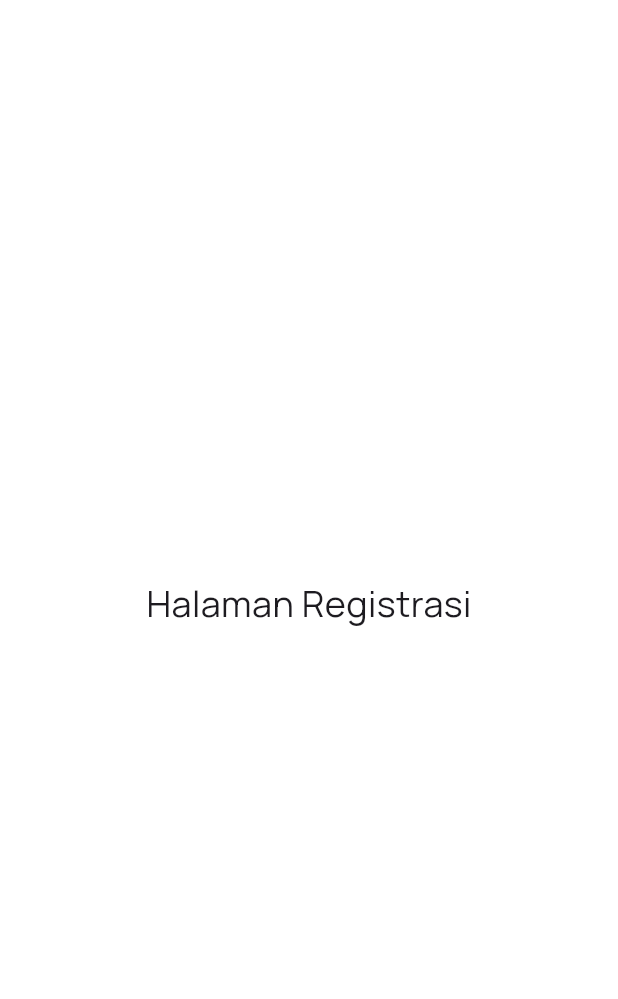
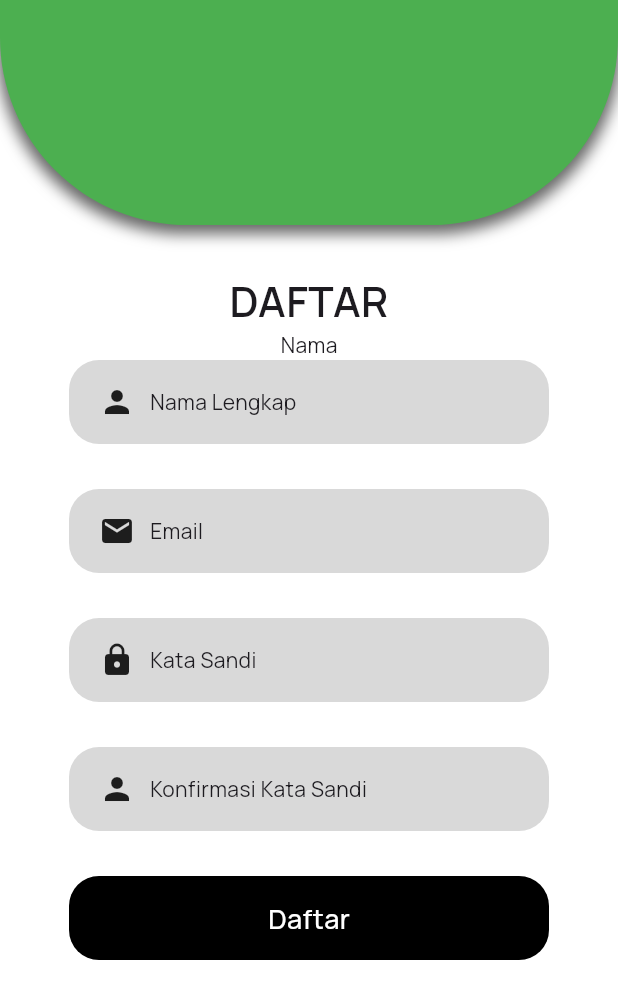
Before and after one commit to AstriaLfy/Resikin, a Flutter app: the RegisterForm screen opened directly, on a phone screen of 412 x 824 dp. Shown: the top 999 px of the screen. Run offline on Flutter 3.47's test engine with Material 3 defaults, Android fonts, the phone set to English and light mode, and no system bars; our stand-ins replace google_fonts, smooth_page_indicator.

Commit message:
TextField add

```diff
--- a/lib/page/regist_form.dart
+++ b/lib/page/regist_form.dart
@@ -6,21 +6,134 @@ class RegisterForm extends StatelessWidget {
     return Scaffold(
       backgroundColor: Colors.white,
 
-      body: Center(
-        child: Padding(
-          padding: const EdgeInsets.all(16.0), // Padding untuk konten
-          child: Column(
-            mainAxisAlignment: MainAxisAlignment.center,
+      body: Column(
             children: [
-              Text(
-                'Halaman Registrasi',
-                style: TextStyle(fontSize: 24),
+              Container(
+                  width: double.infinity,
+                  height: 150,
+                  decoration: BoxDecoration(
+                    boxShadow: [
+                      BoxShadow(
+                        color: Colors.black.withOpacity(0.6),
+                        spreadRadius: 2,
+                        blurRadius: 8,
+                        offset: Offset(0, 4),
+                      ),
+                    ],
+                    color: Colors.green,
+                    borderRadius: BorderRadius.only(
+                      bottomLeft: Radius.circular(125.0),
+                      bottomRight: Radius.circular(125.0),
+                    ),
+                  ),
               ),
-              SizedBox(height: 20),
+
+
+              SizedBox(height: 30,),
+              Text("DAFTAR", style: TextStyle(
+                fontSize: 28,
+                fontWeight: FontWeight.w600,
+              ),),
+
+              Text('Nama'),
+
+              Container(
+                  height: 56,
+                  width: 320,
+                  decoration: BoxDecoration(
+                    color: Color(0xffd9d9d9),
+                    borderRadius: BorderRadius.circular(20),
+                  ),
+                  child: Row(
+                    children: [
+                      SizedBox(width: 20,),
+                      Icon(Icons.person),
+                      SizedBox(width: 10,),
+                      Text("Nama Lengkap"),
+
+                    ],
+                  )
+              ),
+              SizedBox(height: 30,),
+
+              Container(
+                  height: 56,
+                  width: 320,
+                  decoration: BoxDecoration(
+                    color: Color(0xffd9d9d9),
+                    borderRadius: BorderRadius.circular(20),
+                  ),
+                  child: Row(
+                    children: [
+                      SizedBox(width: 20,),
+                      Icon(Icons.email),
+                      SizedBox(width: 10,),
+                      Text("Email"),
+
+                    ],
+                  )
+              ),
+              SizedBox(height: 30,),
+
+              Container(
+                  height: 56,
+                  width: 320,
+                  decoration: BoxDecoration(
+                    color: Color(0xffd9d9d9),
+                    borderRadius: BorderRadius.circular(20),
+                  ),
+                  child: Row(
+                    children: [
+                      SizedBox(width: 20,),
+                      Icon(Icons.lock),
+                      SizedBox(width: 10,),
+                      Text("Kata Sandi"),
+
+                    ],
+                  )
+              ),
+              SizedBox(height: 30,),
+
+              Container(
+                  height: 56,
+                  width: 320,
+                  decoration: BoxDecoration(
+                    color: Color(0xffd9d9d9),
+                    borderRadius: BorderRadius.circular(20),
+                  ),
+                  child: Row(
+                    children: [
+                      SizedBox(width: 20,),
+                      Icon(Icons.person),
+                      SizedBox(width: 10,),
+                      Text("Konfirmasi Kata Sandi"),
+
+                    ],
+                  )
+              ),
+              SizedBox(height: 30,),
+
+        Container(
+          height: 56,
+          width: 320,
+          decoration: BoxDecoration(
+            borderRadius: BorderRadius.circular(20),
+            color: Colors.black,
+          ),
+          child: Center(
+            child:
+            Text("Daftar", style: TextStyle(
+              color: Colors.white,
+              fontSize: 18,
+              fontWeight: FontWeight.w500,
+
+            ),),
+
+          ),
+        )
+
             ],
           ),
-        ),
-      ),
     );
   }
 }
--- a/lib/page/register_page.dart
+++ b/lib/page/register_page.dart
@@ -55,7 +55,7 @@ class RegisterPage extends StatelessWidget {
                 height: 56,
                 width: 320,
                 decoration: BoxDecoration(
-                  color: Colors.grey,
+                  color: Color(0xffd9d9d9),
                   borderRadius: BorderRadius.circular(20),
                 ),
                 child: Row(
@@ -93,7 +93,6 @@ class RegisterPage extends StatelessWidget {
                 width: 130, // Adjust the width as needed
                 child: Divider(thickness: 1, color: Colors.black),
               ),
-
             ],
           ),
 
@@ -109,7 +108,7 @@ class RegisterPage extends StatelessWidget {
                 height: 56,
                 width: 320,
                 decoration: BoxDecoration(
-                  color: Colors.grey,
+                  color: Color(0xffd9d9d9),
                   borderRadius: BorderRadius.circular(20),
                 ),
                 child: Row(
```
Also changed, not shown: lib/page/login_page.dart (+75 -76 lines).
